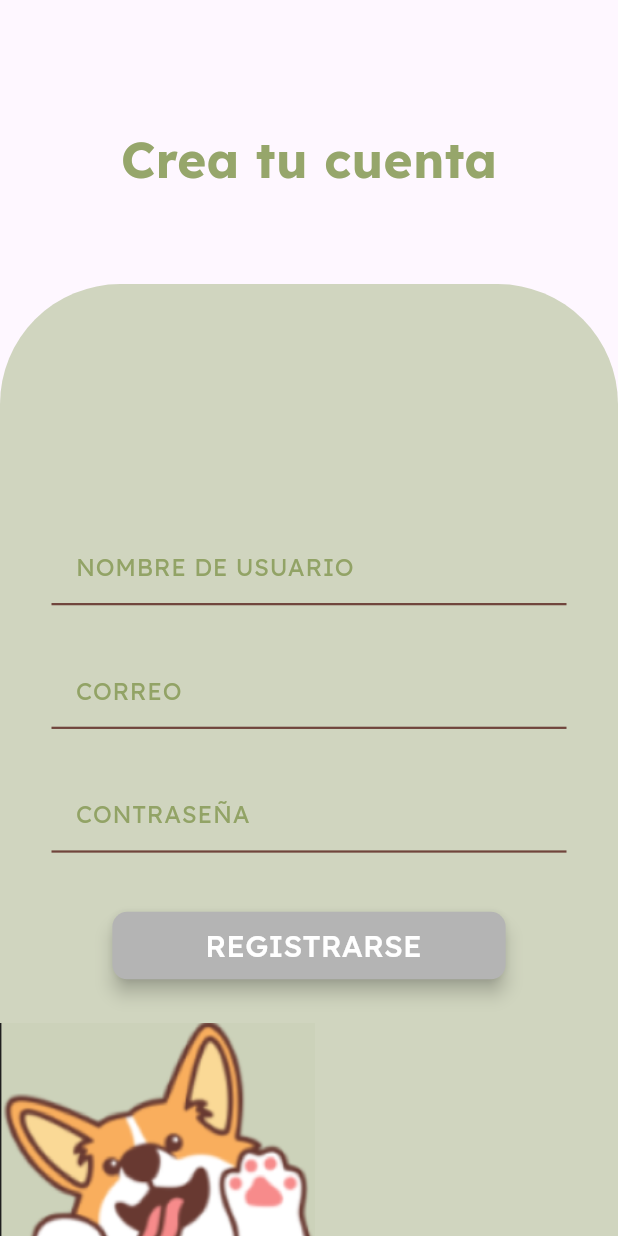
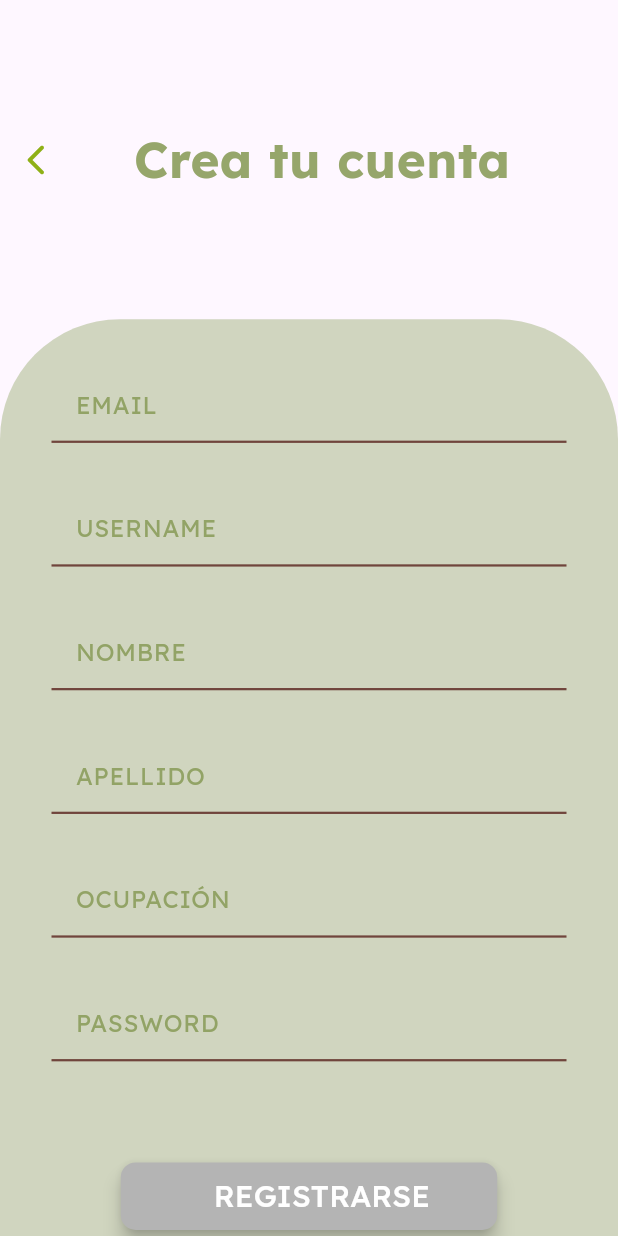
Before and after one commit to LoorPaulina/PetMatch, a Flutter app: the CreateAccount screen opened directly, on a phone screen of 412 x 824 dp. Run offline on Flutter 3.47's test engine with Material 3 defaults, Android fonts, the phone set to English and light mode, and no system bars; our stand-ins replace dio; accounts and stored records are empty.

Commit message:
createAccount

```diff
--- a/pet_match/lib/constants.dart
+++ b/pet_match/lib/constants.dart
@@ -7,3 +7,4 @@ Color secundaryColor = Color.fromARGB(235, 134, 170, 3);
 Color textColor = Color.fromARGB(235, 141, 159, 94);
 Color lineColor = Color.fromARGB(235, 104, 57, 49);
 Color secondaryTextColor = Color.fromARGB(235, 151, 150, 156);
+var urlBack = "http://10.0.2.2:5000/";
--- a/pet_match/lib/screens/createAccount.dart
+++ b/pet_match/lib/screens/createAccount.dart
@@ -1,9 +1,10 @@
+import 'package:dio/dio.dart';
 import 'package:flutter/material.dart';
-import 'package:flutter/widgets.dart';
 import 'package:pet_match/constants.dart';
 import 'package:pet_match/components/CustomInput.dart';
 import 'package:pet_match/components/CustomButton.dart';
 import 'package:pet_match/screens/login.dart';
+import 'package:pet_match/screens/main_window.dart';
 
 class CreateAccount extends StatefulWidget {
   @override
@@ -15,13 +16,104 @@ class CreateAcountState extends State<CreateAccount> {
   Widget build(BuildContext context) {
     final double screenHeight = MediaQuery.of(context).size.height;
     final double screenWidth = MediaQuery.of(context).size.width;
+    final TextEditingController email = TextEditingController();
+    final TextEditingController userName = TextEditingController();
+    final TextEditingController nombre = TextEditingController();
+    final TextEditingController apellido = TextEditingController();
+    final TextEditingController ocupacion = TextEditingController();
+    final TextEditingController password = TextEditingController();
+
+    void showError(String errorMessage) {
+      showDialog(
+        context: context,
+        builder: (BuildContext context) {
+          return AlertDialog(
+            title: const Text("Error!"),
+            content: Text(errorMessage),
+            actions: <Widget>[
+              TextButton(
+                child: const Text("OK"),
+                onPressed: () {
+                  Navigator.of(context).pop();
+                },
+              ),
+            ],
+          );
+        },
+      );
+    }
+
+    void showModal(String okMessage) {
+      showDialog(
+        context: context,
+        builder: (BuildContext context) {
+          return AlertDialog(
+            title: const Text("Información"),
+            content: Text(okMessage),
+            actions: <Widget>[
+              TextButton(
+                child: const Text("OK"),
+                onPressed: () {
+                  Navigator.push(context,
+                      MaterialPageRoute(builder: (context) => MainWindow()));
+                },
+              ),
+            ],
+          );
+        },
+      );
+    }
+
+    Future<int> _createAccount() async {
+      try {
+        final response = await Dio().post(
+          urlBack + 'createAccount',
+          data: {
+            "email": email.text,
+            "username": userName.text,
+            "nombre": nombre.text,
+            "apellido": apellido.text,
+            "ocupacion": ocupacion.text,
+            "password": password.text
+          },
+        );
+        if (response.statusCode == 200) {
+          showModal("Cuenta creada con éxito");
+        } else {
+          showModal("Error al crear la cuenta");
+        }
+        return 200;
+      } catch (e) {
+        print(e);
+        throw e;
+      }
+    }
 
     return Scaffold(
-      body: Padding(
+      resizeToAvoidBottomInset:
+          true, // Esto permite que la pantalla se ajuste cuando el teclado esté visible
+      body: SingleChildScrollView(
+        // Asegura que la pantalla sea desplazable cuando hay mucho contenido o el teclado aparece
+        child: Container(
+          height: screenHeight, // Hace que el contenido cubra toda la pantalla
+          child: Padding(
             padding: EdgeInsets.only(top: screenHeight * 0.1),
             child: Center(
               child: Column(
                 children: [
+                  Center(
+                    child: Row(
+                      mainAxisAlignment: MainAxisAlignment.start,
+                      children: [
+                        IconButton(
+                            onPressed: Navigator.of(context).pop,
+                            icon: Icon(
+                              Icons.arrow_back_ios_new_rounded,
+                              color: secundaryColor,
+                            )),
+                        SizedBox(
+                          width: screenWidth * 0.1,
+                        ),
                         Text(
                           "Crea tu cuenta",
                           style: TextStyle(
@@ -31,18 +123,16 @@ class CreateAcountState extends State<CreateAccount> {
                             fontWeight: FontWeight.bold,
                           ),
                         ),
-              Expanded(
-                child: Padding(
-                    padding: const EdgeInsets.only(top: 60),
-                    child: Stack(
-                      children: <Widget>[
+                      ],
+                    ),
+                  ),
+                  SizedBox(height: screenHeight * 0.1),
                   Container(
-                          padding: EdgeInsets.symmetric(
-                              horizontal: screenWidth * 0.05),
+                    padding: EdgeInsets.fromLTRB(0, screenHeight * 0.04, 0, 0),
                     width: screenWidth,
-                          decoration: BoxDecoration(
+                    decoration: const BoxDecoration(
                       color: Color.fromARGB(235, 204, 210, 186),
-                            borderRadius: const BorderRadius.only(
+                      borderRadius: BorderRadius.only(
                         topLeft: Radius.circular(80),
                         topRight: Radius.circular(80),
                       ),
@@ -51,36 +141,60 @@ class CreateAcountState extends State<CreateAccount> {
                       mainAxisAlignment: MainAxisAlignment.center,
                       children: [
                         Custominput(
-                                label: "NOMBRE DE USUARIO",
-                                controller: TextEditingController(),
+                          label: "EMAIL",
+                          controller: email,
                         ),
                         SizedBox(height: screenHeight * 0.04),
                         Custominput(
-                                label: "CORREO",
-                                controller: TextEditingController(),
+                          label: "USERNAME",
+                          controller: userName,
                         ),
                         SizedBox(height: screenHeight * 0.04),
                         Custominput(
-                                label: "CONTRASEÑA",
-                                controller: TextEditingController(),
+                          label: "NOMBRE",
+                          controller: nombre,
                         ),
                         SizedBox(height: screenHeight * 0.04),
-                              //deberia ser un stack
-
-                              Container(
-                                width: MediaQuery.of(context).size.width / 1.3,
+                        Custominput(
+                          label: "APELLIDO",
+                          controller: apellido,
+                        ),
+                        SizedBox(height: screenHeight * 0.04),
+                        Custominput(
+                          label: "OCUPACIÓN",
+                          controller: ocupacion,
+                        ),
+                        SizedBox(height: screenHeight * 0.04),
+                        Custominput(
+                          label: "PASSWORD",
+                          controller: password,
+                        ),
+                        SizedBox(height: screenHeight * 0.04),
+                        SizedBox(
+                          width: screenWidth / 1.3,
                           child: Padding(
-                                  padding: EdgeInsets.all(5),
+                            padding: EdgeInsets.all(screenHeight * 0.04),
                             child: Column(
                               children: [
                                 CustomButton(
                                   text: "     REGISTRARSE    ",
-                                        onPressed: () {
+                                  onPressed: () async {
+                                    if (email.text == '' ||
+                                        userName.text == '' ||
+                                        nombre.text == '' ||
+                                        apellido.text == '' ||
+                                        ocupacion.text == '' ||
+                                        password.text == '') {
+                                      showError(
+                                          "Se deben llenar todos los campos.");
+                                    } else {
+                                      await _createAccount();
                                       Navigator.push(
                                         context,
                                         MaterialPageRoute(
-                                                builder: (context) => Login()),
+                                            builder: (context) => MainWindow()),
                                       );
+                                    }
                                   },
                                   backgroundColor:
                                       Color.fromARGB(255, 180, 180, 180),
@@ -92,22 +206,12 @@ class CreateAcountState extends State<CreateAccount> {
                             ),
                           ),
                         )
-                              // Add more widgets or buttons here as needed
                       ],
                     ),
                   ),
-                        Positioned(
-                          bottom: -30,
-                          child: Image.asset(
-                            "assets/front_dog.png",
-                            width: 210,
-                            height: 200,
+                ],
               ),
-                        )
-                      ],
-                    )),
             ),
-            ],
           ),
         ),
       ),
--- a/pet_match/lib/screens/login.dart
+++ b/pet_match/lib/screens/login.dart
@@ -60,6 +60,7 @@ class LoginState extends State<Login> {
     final double screenWidth = MediaQuery.of(context).size.width;
 
     return Scaffold(
+      resizeToAvoidBottomInset: true,
       body: Padding(
         padding: EdgeInsets.only(top: screenHeight * 0.1),
         child: Center(
@@ -83,9 +84,9 @@ class LoginState extends State<Login> {
                           padding: EdgeInsets.symmetric(
                               horizontal: screenWidth * 0.05),
                           width: screenWidth,
-                          decoration: BoxDecoration(
+                          decoration: const BoxDecoration(
                             color: Color.fromARGB(235, 204, 210, 186),
-                            borderRadius: const BorderRadius.only(
+                            borderRadius: BorderRadius.only(
                               topLeft: Radius.circular(80),
                               topRight: Radius.circular(80),
                             ),
--- a/pet_match/pubspec.yaml
+++ b/pet_match/pubspec.yaml
@@ -31,6 +31,7 @@ dependencies:
   flutter:
     sdk: flutter
   http: ^0.13.3
+  dio: ^5.0.0
   # The following adds the Cupertino Icons font to your application.
   # Use with the CupertinoIcons class for iOS style icons.
   cupertino_icons: ^1.0.6
--- /dev/null
+++ b/requirements.txt
@@ -0,0 +1,3 @@
+flask==3.0.3
+flask_cors==4.0.1
+mysql-connector-python==9.0.0
```
Also changed, not shown: pet_match/pubspec.lock, 1 other file. Lines whose indentation alone changed are shown as unchanged.
